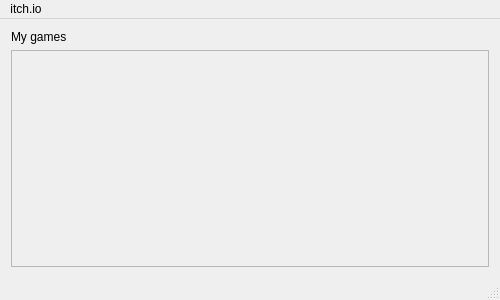
The window that gameswindow.ui (leafo/itchio-app-old) describes before a commit, drawn with Qt 5.
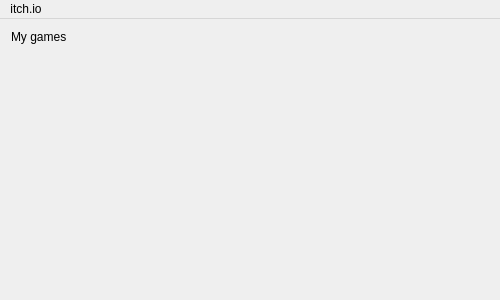
The same window after the commit.

The edit to the form file:
```diff
--- a/gameswindow.ui
+++ b/gameswindow.ui
@@ -27,6 +27,12 @@
       <property name="layoutDirection">
        <enum>Qt::LeftToRight</enum>
       </property>
+      <property name="frameShape">
+       <enum>QFrame::NoFrame</enum>
+      </property>
+      <property name="frameShadow">
+       <enum>QFrame::Sunken</enum>
+      </property>
       <property name="widgetResizable">
        <bool>true</bool>
       </property>
@@ -35,8 +41,8 @@
         <rect>
          <x>0</x>
          <y>0</y>
-         <width>474</width>
-         <height>207</height>
+         <width>484</width>
+         <height>246</height>
         </rect>
        </property>
        <property name="autoFillBackground">
@@ -65,7 +71,6 @@
    </widget>
    <addaction name="menuItch_io"/>
   </widget>
-  <widget class="QStatusBar" name="statusBar"/>
   <action name="actionQuit">
    <property name="text">
     <string>Quit</string>
```
Left out of the diff: 4 changed lines with no effect on the pictures.
